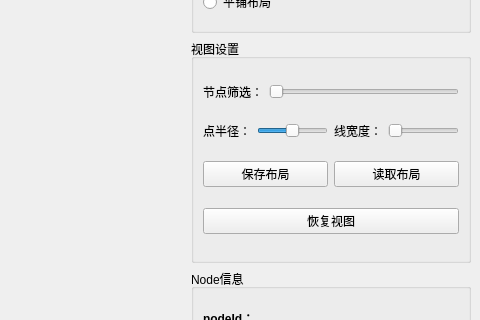
Old version of the form paperconferenceauthorwindow.ui in the repository Imanity/GraphView; both pictures show x 520 to 1000 and y 199 to 519 of the 1000 by 700 pixel window.
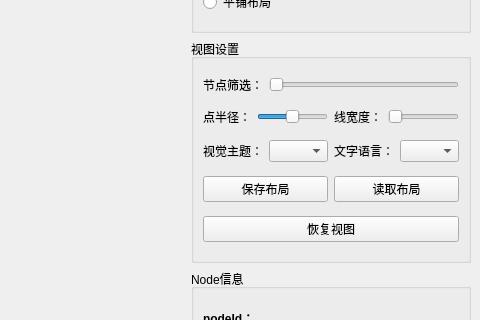
New version of the form.

Commit message: 可以设置主题及语言

```diff
--- a/paperconferenceauthorwindow.ui
+++ b/paperconferenceauthorwindow.ui
@@ -252,6 +252,38 @@
            </item>
           </layout>
          </item>
+         <item>
+          <layout class="QHBoxLayout" name="horizontalLayout_7">
+           <item>
+            <layout class="QHBoxLayout" name="horizontalLayout_8">
+             <item>
+              <widget class="QLabel" name="label4">
+               <property name="text">
+                <string>视觉主题：</string>
+               </property>
+              </widget>
+             </item>
+             <item>
+              <widget class="QComboBox" name="theme"/>
+             </item>
+            </layout>
+           </item>
+           <item>
+            <layout class="QHBoxLayout" name="horizontalLayout_9">
+             <item>
+              <widget class="QLabel" name="label5">
+               <property name="text">
+                <string>文字语言：</string>
+               </property>
+              </widget>
+             </item>
+             <item>
+              <widget class="QComboBox" name="language"/>
+             </item>
+            </layout>
+           </item>
+          </layout>
+         </item>
          <item>
           <layout class="QHBoxLayout" name="horizontalLayout_5">
            <item>
```
Left out of the diff: 14 changed lines with no effect on the pictures. The commit also changes 16 other files.
